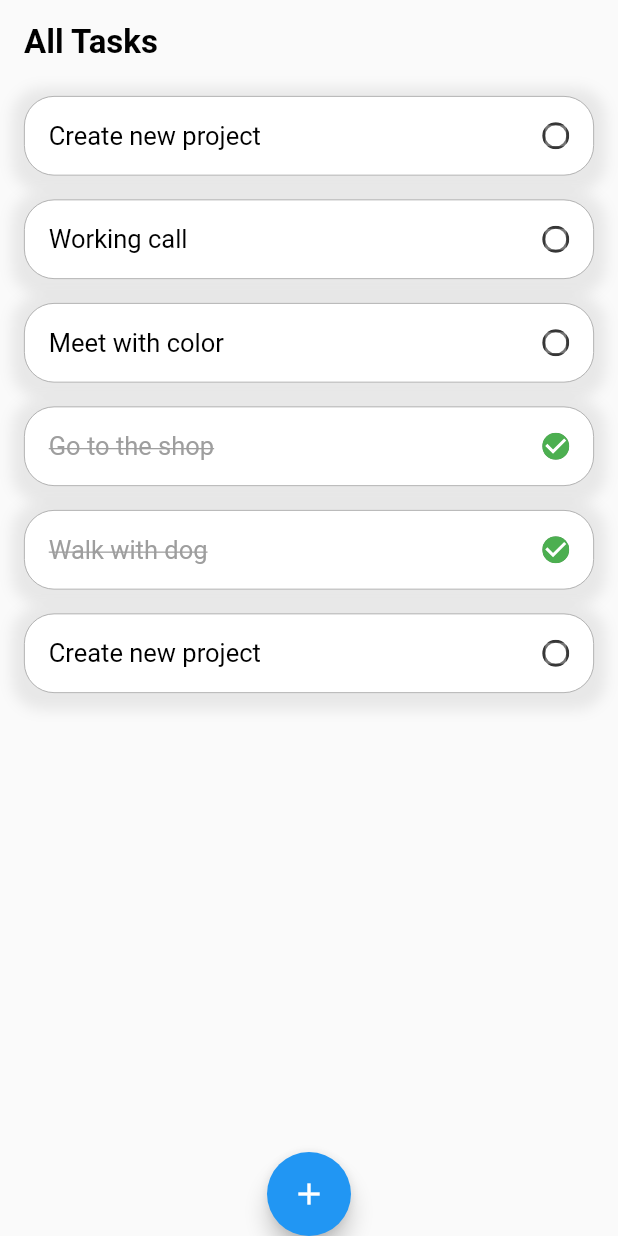
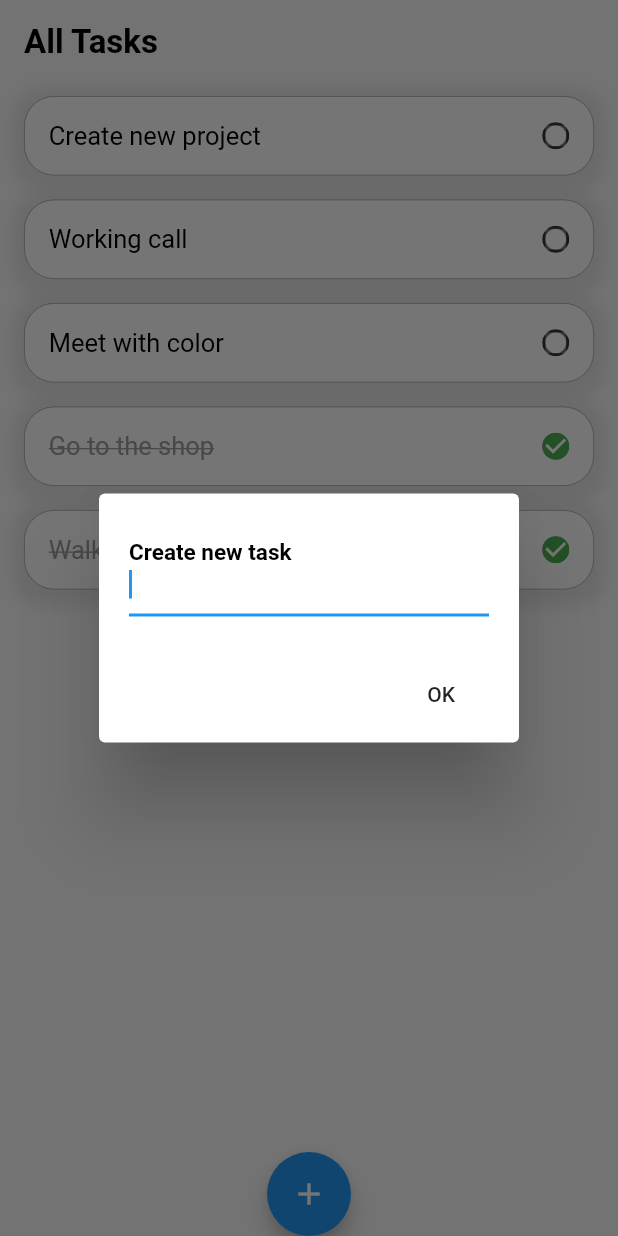
Before and after one commit to TrungNguyen1208/200lab_homework_day_one, a Flutter app: the screen it shows after launch, after a tap on the "add" icon, on a phone screen of 412 x 824 dp. Run offline on Flutter 3.47's test engine with Material 2 defaults, Android fonts, the phone set to English and light mode, and no system bars.

Commit message:
Add TodoListScreen

```diff
--- a/lib/day_two/TodoListScreen.dart
+++ b/lib/day_two/TodoListScreen.dart
@@ -9,12 +9,57 @@ class TodoListScreen extends StatefulWidget {
 
 class _TodoListScreenState extends State<TodoListScreen> {
   List<TodoModel> _list = todoList;
+  TextEditingController _controller = TextEditingController();
+
+  @override
+  void dispose() {
+    _controller.dispose();
+    super.dispose();
+  }
+
+  void _addNewTodo(String todoName) {
+    setState(() {
+      TodoModel model = TodoModel(title: todoName);
+      _list.add(model);
+    });
+  }
 
   void _pressAddTodo() async {
-    setState(() {
-      TodoModel model = TodoModel(title: "Create new project");
-      _list.add(model);
-    });
+    await showDialog<String>(
+      context: context,
+      child: new AlertDialog(
+        contentPadding: const EdgeInsets.all(20.0),
+        content: new Row(
+          children: <Widget>[
+            new Expanded(
+              child: new TextField(
+                controller: _controller,
+                autofocus: true,
+                decoration: new InputDecoration(
+                  labelText: 'Create new task',
+                  labelStyle: TextStyle(
+                    color: Colors.black,
+                    fontSize: 20.0,
+                    fontWeight: FontWeight.w600,
+                  ),
+                ),
+              ),
+            )
+          ],
+        ),
+        actions: <Widget>[
+          new FlatButton(
+            child: const Text('OK'),
+            onPressed: () {
+              String todoName = _controller.text;
+              Navigator.pop(context);
+              _controller.text = '';
+              _addNewTodo(todoName);
+            },
+          ),
+        ],
+      ),
+    );
   }
 
   @override
@@ -34,11 +79,14 @@ class _TodoListScreenState extends State<TodoListScreen> {
           itemCount: _list.length,
           itemBuilder: (BuildContext context, int index) {
             TodoModel item = _list[index];
-            return TodoItem(item: item, onTapDone: (value) {
+            return TodoItem(
+              item: item,
+              onTapDone: (value) {
                 setState(() {
                   _list[index].isDone = value;
                 });
-            },);
+              },
+            );
           },
         ),
       ),
@@ -60,13 +108,15 @@ class TodoItem extends StatelessWidget {
 
   @override
   Widget build(BuildContext context) {
-    return Container(
+    return GestureDetector(
+      onTap: () => onTapDone(!item.isDone),
+      child: Container(
         margin: EdgeInsets.symmetric(horizontal: 16, vertical: 8),
         padding: EdgeInsets.all(16),
         decoration: BoxDecoration(
           borderRadius: BorderRadius.circular(20),
           border: Border.all(color: Colors.grey, width: 0.5),
-        color:  Colors.white,
+          color: Colors.white,
           boxShadow: [
             BoxShadow(
               color: Colors.grey.withOpacity(0.2),
@@ -89,8 +139,13 @@ class TodoItem extends StatelessWidget {
                         : TextDecoration.none),
               ),
             ),
-          CircleCheckbox(value: item.isDone, onChanged: onTapDone, activeColor: Colors.green,)
+            CircleCheckbox(
+              value: item.isDone,
+              onChanged: onTapDone,
+              activeColor: Colors.green,
+            )
           ],
+        ),
       ),
     );
   }
@@ -113,8 +168,7 @@ class CircleCheckbox extends StatelessWidget {
     this.activeColor,
     this.checkColor,
     this.materialTapTargetSize,
-  })
-      : assert(tristate != null),
+  })  : assert(tristate != null),
         assert(tristate || value != null),
         super(key: key);
 
@@ -128,12 +182,8 @@ class CircleCheckbox extends StatelessWidget {
           decoration: new BoxDecoration(
             border: Border.all(
                 width: 2,
-                color: Theme
-                    .of(context)
-                    .unselectedWidgetColor ??
-                    Theme
-                        .of(context)
-                        .disabledColor),
+                color: Theme.of(context).unselectedWidgetColor ??
+                    Theme.of(context).disabledColor),
             borderRadius: new BorderRadius.circular(100),
           ),
           child: Checkbox(
```
Lines whose indentation alone changed are shown as unchanged.
